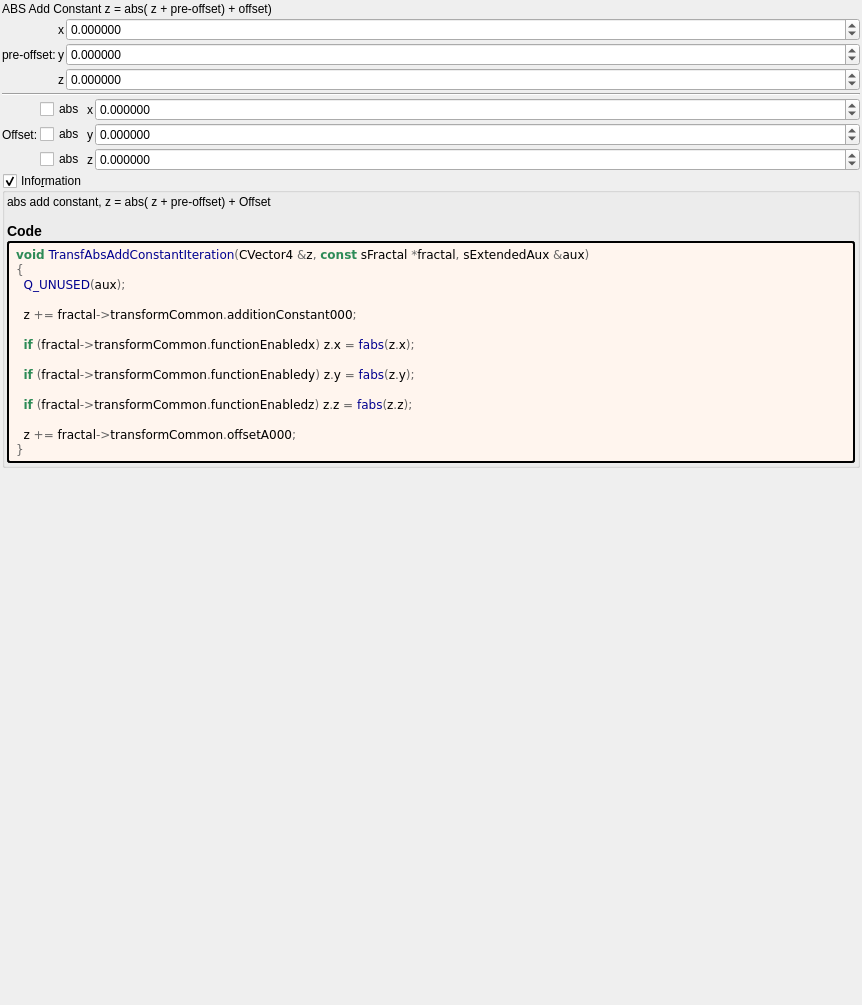
This is mandelbulber2/formula/ui/transf_abs_add_constant.ui in buddhi1980/mandelbulber2 as Qt 5 draws it before an edit. The edited form follows.
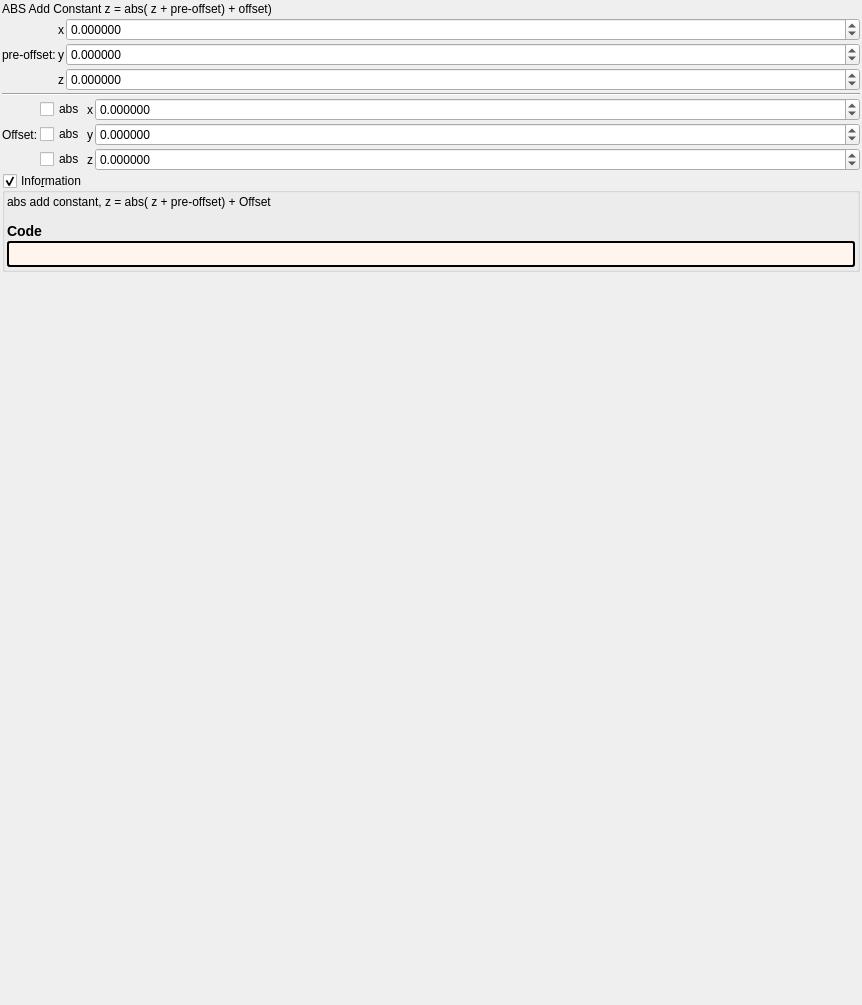
This is the edited form. Custom widgets are drawn as their Qt base class.

```diff
--- a/mandelbulber2/formula/ui/transf_abs_add_constant.ui
+++ b/mandelbulber2/formula/ui/transf_abs_add_constant.ui
@@ -371,23 +371,7 @@
          <string notr="true">border-style: outset; border-width: 2px; border-radius: 3px; border-color: black; background-color: #fff5ee; padding: 4px;</string>
         </property>
         <property name="text">
-         <string notr="true">&lt;body style=&quot;background-color:#fff5ee&quot;&gt;
-&lt;pre style=&quot;color:#000000; background-color:#fff5ee;  font-family:'Courier New',monospace;&quot;&gt;&lt;span style=&quot;color:#2e8b57; font-weight:bold&quot;&gt;void&lt;/span&gt; &lt;span style=&quot;color:#00008f&quot;&gt;TransfAbsAddConstantIteration&lt;/span&gt;&lt;span style=&quot;color:#676767&quot;&gt;(&lt;/span&gt;CVector4 &lt;span style=&quot;color:#676767&quot;&gt;&amp;amp;&lt;/span&gt;z&lt;span style=&quot;color:#676767&quot;&gt;,&lt;/span&gt; &lt;span style=&quot;color:#2e8b57; font-weight:bold&quot;&gt;const&lt;/span&gt; sFractal &lt;span style=&quot;color:#676767&quot;&gt;*&lt;/span&gt;fractal&lt;span style=&quot;color:#676767&quot;&gt;,&lt;/span&gt; sExtendedAux &lt;span style=&quot;color:#676767&quot;&gt;&amp;amp;&lt;/span&gt;aux&lt;span style=&quot;color:#676767&quot;&gt;)&lt;/span&gt;
-&lt;span style=&quot;color:#676767&quot;&gt;{&lt;/span&gt;
-  &lt;span style=&quot;color:#00008f&quot;&gt;Q_UNUSED&lt;/span&gt;&lt;span style=&quot;color:#676767&quot;&gt;(&lt;/span&gt;aux&lt;span style=&quot;color:#676767&quot;&gt;);&lt;/span&gt;
-
-  z &lt;span style=&quot;color:#676767&quot;&gt;+=&lt;/span&gt; fractal&lt;span style=&quot;color:#676767&quot;&gt;-&amp;gt;&lt;/span&gt;transformCommon&lt;span style=&quot;color:#676767&quot;&gt;.&lt;/span&gt;additionConstant000&lt;span style=&quot;color:#676767&quot;&gt;;&lt;/span&gt;
-
-  &lt;span style=&quot;color:#2e8b57; font-weight:bold&quot;&gt;if&lt;/span&gt; &lt;span style=&quot;color:#676767&quot;&gt;(&lt;/span&gt;fractal&lt;span style=&quot;color:#676767&quot;&gt;-&amp;gt;&lt;/span&gt;transformCommon&lt;span style=&quot;color:#676767&quot;&gt;.&lt;/span&gt;functionEnabledx&lt;span style=&quot;color:#676767&quot;&gt;)&lt;/span&gt; z&lt;span style=&quot;color:#676767&quot;&gt;.&lt;/span&gt;x &lt;span style=&quot;color:#676767&quot;&gt;=&lt;/span&gt; &lt;span style=&quot;color:#00008f&quot;&gt;fabs&lt;/span&gt;&lt;span style=&quot;color:#676767&quot;&gt;(&lt;/span&gt;z&lt;span style=&quot;color:#676767&quot;&gt;.&lt;/span&gt;x&lt;span style=&quot;color:#676767&quot;&gt;);&lt;/span&gt;
-
-  &lt;span style=&quot;color:#2e8b57; font-weight:bold&quot;&gt;if&lt;/span&gt; &lt;span style=&quot;color:#676767&quot;&gt;(&lt;/span&gt;fractal&lt;span style=&quot;color:#676767&quot;&gt;-&amp;gt;&lt;/span&gt;transformCommon&lt;span style=&quot;color:#676767&quot;&gt;.&lt;/span&gt;functionEnabledy&lt;span style=&quot;color:#676767&quot;&gt;)&lt;/span&gt; z&lt;span style=&quot;color:#676767&quot;&gt;.&lt;/span&gt;y &lt;span style=&quot;color:#676767&quot;&gt;=&lt;/span&gt; &lt;span style=&quot;color:#00008f&quot;&gt;fabs&lt;/span&gt;&lt;span style=&quot;color:#676767&quot;&gt;(&lt;/span&gt;z&lt;span style=&quot;color:#676767&quot;&gt;.&lt;/span&gt;y&lt;span style=&quot;color:#676767&quot;&gt;);&lt;/span&gt;
-
-  &lt;span style=&quot;color:#2e8b57; font-weight:bold&quot;&gt;if&lt;/span&gt; &lt;span style=&quot;color:#676767&quot;&gt;(&lt;/span&gt;fractal&lt;span style=&quot;color:#676767&quot;&gt;-&amp;gt;&lt;/span&gt;transformCommon&lt;span style=&quot;color:#676767&quot;&gt;.&lt;/span&gt;functionEnabledz&lt;span style=&quot;color:#676767&quot;&gt;)&lt;/span&gt; z&lt;span style=&quot;color:#676767&quot;&gt;.&lt;/span&gt;z &lt;span style=&quot;color:#676767&quot;&gt;=&lt;/span&gt; &lt;span style=&quot;color:#00008f&quot;&gt;fabs&lt;/span&gt;&lt;span style=&quot;color:#676767&quot;&gt;(&lt;/span&gt;z&lt;span style=&quot;color:#676767&quot;&gt;.&lt;/span&gt;z&lt;span style=&quot;color:#676767&quot;&gt;);&lt;/span&gt;
-
-  z &lt;span style=&quot;color:#676767&quot;&gt;+=&lt;/span&gt; fractal&lt;span style=&quot;color:#676767&quot;&gt;-&amp;gt;&lt;/span&gt;transformCommon&lt;span style=&quot;color:#676767&quot;&gt;.&lt;/span&gt;offsetA000&lt;span style=&quot;color:#676767&quot;&gt;;&lt;/span&gt;
-&lt;span style=&quot;color:#676767&quot;&gt;}&lt;/span&gt;
-&lt;/pre&gt;
-&lt;/body&gt;</string>
+         <string notr="true"></string>
         </property>
         <property name="wordWrap">
          <bool>true</bool>
```
